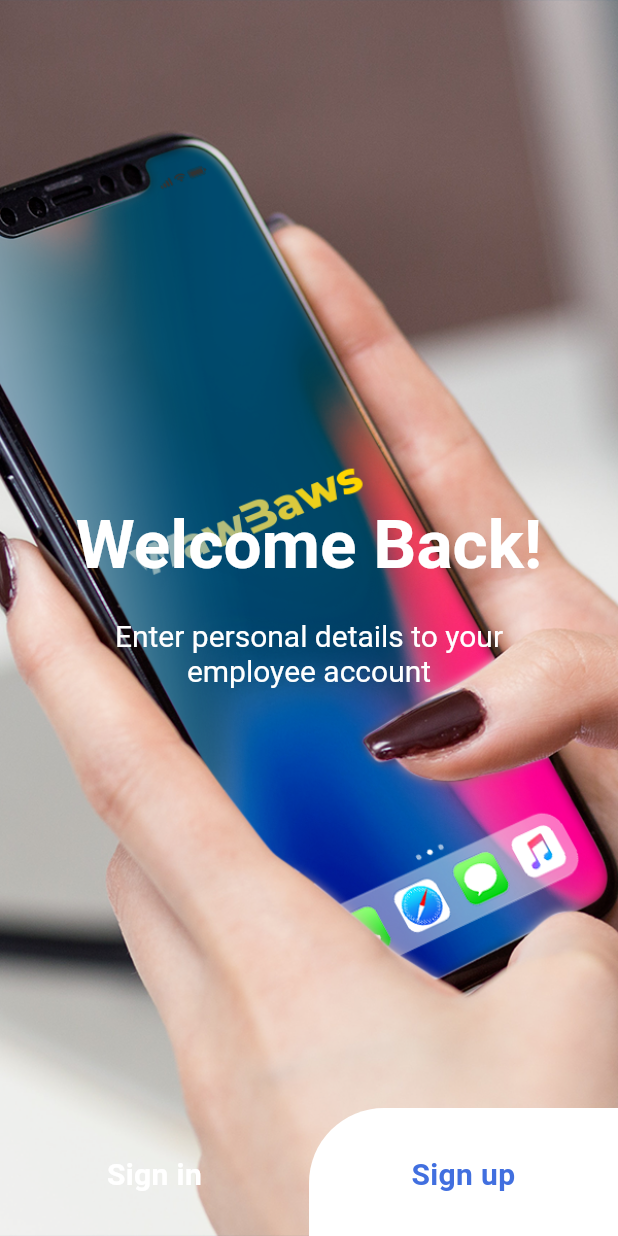
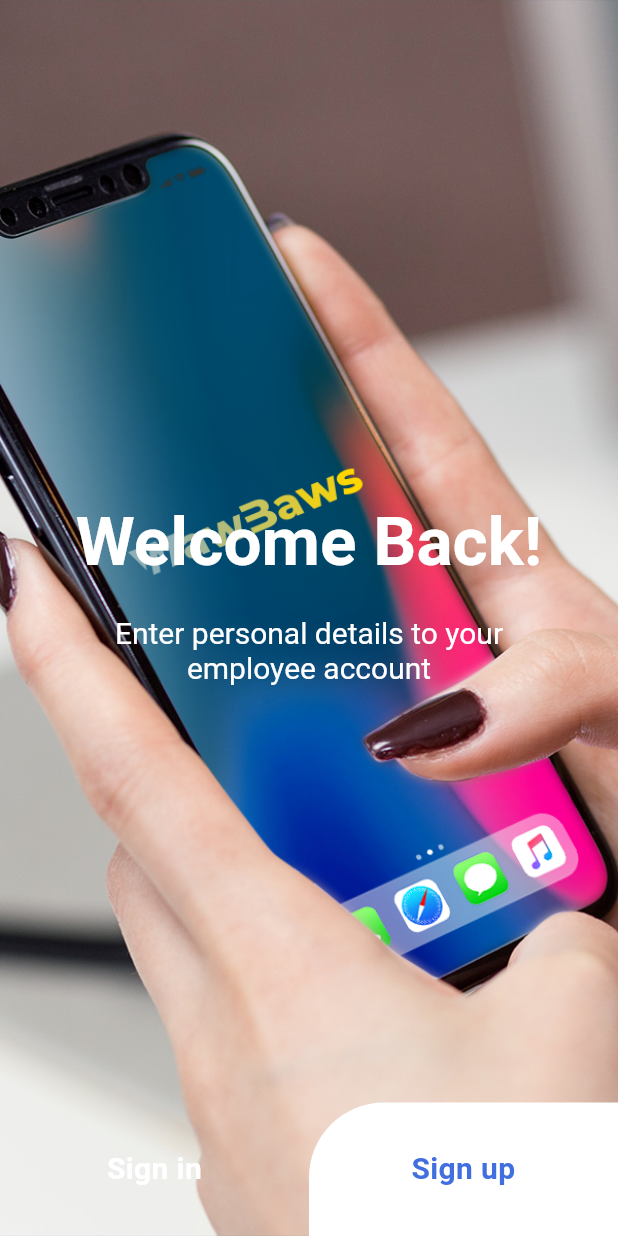
Before and after one commit to Coyote1983hg/my_project_baws, a Flutter app: the screen it shows after launch, on a phone screen of 412 x 824 dp. Run offline on Flutter 3.47's test engine with Material 3 defaults, Android fonts, the phone set to English and light mode, and no system bars; our stand-ins replace flex_color_scheme, icons_plus.

Commit message:
sign up ok

```diff
--- a/lib/screens/welcome_screen.dart
+++ b/lib/screens/welcome_screen.dart
@@ -43,9 +43,7 @@ class WelcomeScreen extends StatelessWidget {
                   ),
                 ),
               )),
-          Flexible(
-            flex: 1,
-            child: Align(
+          Align(
             alignment: Alignment.bottomRight,
             child: Row(
               children: [
@@ -68,7 +66,6 @@ class WelcomeScreen extends StatelessWidget {
               ],
             ),
           ),
-          ),
         ],
       ),
     );
```
Lines whose indentation alone changed are shown as unchanged.
